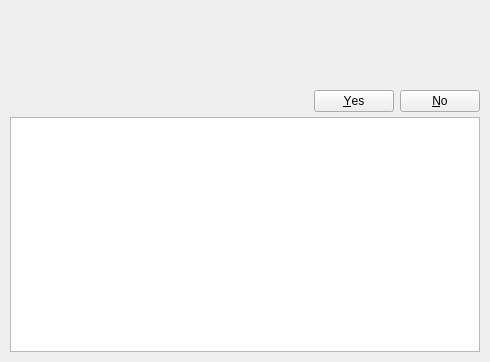
Old version of the form ui/transactiondialog.ui in the repository aarnt/octopi.
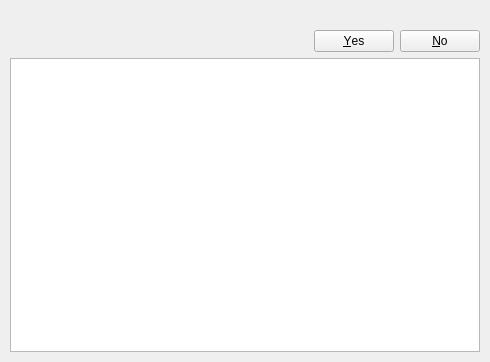
New version of the form. Icons and pictures are not drawn.

What changed in the file:
```diff
--- a/ui/transactiondialog.ui
+++ b/ui/transactiondialog.ui
@@ -13,10 +13,7 @@
   <property name="windowTitle">
    <string>Form</string>
   </property>
-  <layout class="QVBoxLayout" name="layout">
-   <property name="spacing">
-    <number>0</number>
-   </property>
+  <layout class="QGridLayout" name="gridLayout">
    <property name="sizeConstraint">
     <enum>QLayout::SetMinimumSize</enum>
    </property>
@@ -32,33 +29,7 @@
    <property name="bottomMargin">
     <number>10</number>
    </property>
-   <item>
-    <widget class="QLabel" name="text">
-     <property name="text">
-      <string/>
-     </property>
-     <property name="margin">
-      <number>10</number>
-     </property>
-    </widget>
-   </item>
-   <item>
-    <spacer name="verticalSpacer">
-     <property name="orientation">
-      <enum>Qt::Vertical</enum>
-     </property>
-     <property name="sizeType">
-      <enum>QSizePolicy::Maximum</enum>
-     </property>
-     <property name="sizeHint" stdset="0">
-      <size>
-       <width>20</width>
-       <height>50</height>
-      </size>
-     </property>
-    </spacer>
-   </item>
-   <item>
+   <item row="2" column="0">
     <widget class="QLabel" name="informativeText">
      <property name="text">
       <string/>
@@ -68,52 +39,14 @@
      </property>
     </widget>
    </item>
-   <item>
-    <spacer name="verticalSpacer_2">
-     <property name="orientation">
-      <enum>Qt::Vertical</enum>
-     </property>
-     <property name="sizeType">
-      <enum>QSizePolicy::Fixed</enum>
-     </property>
-     <property name="sizeHint" stdset="0">
-      <size>
-       <width>20</width>
-       <height>2</height>
-      </size>
-     </property>
-    </spacer>
-   </item>
-   <item>
+   <item row="2" column="1">
     <widget class="QDialogButtonBox" name="buttonBox">
-     <property name="sizePolicy">
-      <sizepolicy hsizetype="Minimum" vsizetype="Fixed">
-       <horstretch>0</horstretch>
-       <verstretch>0</verstretch>
-      </sizepolicy>
-     </property>
      <property name="standardButtons">
       <set>QDialogButtonBox::No|QDialogButtonBox::Yes</set>
      </property>
     </widget>
    </item>
-   <item>
-    <spacer name="spacerDetails">
-     <property name="orientation">
-      <enum>Qt::Vertical</enum>
-     </property>
-     <property name="sizeType">
-      <enum>QSizePolicy::Fixed</enum>
-     </property>
-     <property name="sizeHint" stdset="0">
-      <size>
-       <width>20</width>
-       <height>5</height>
-      </size>
-     </property>
-    </spacer>
-   </item>
-   <item>
+   <item row="4" column="0" colspan="2">
     <widget class="QTextBrowser" name="detailedText">
      <property name="minimumSize">
       <size>
@@ -123,6 +56,16 @@
      </property>
     </widget>
    </item>
+   <item row="0" column="0" colspan="2">
+    <widget class="QLabel" name="text">
+     <property name="text">
+      <string/>
+     </property>
+     <property name="margin">
+      <number>10</number>
+     </property>
+    </widget>
+   </item>
   </layout>
   <action name="actionRunInTerminal">
    <property name="icon">
```
